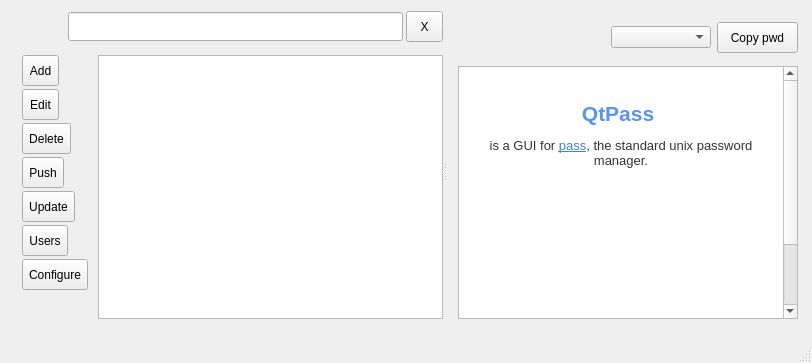
Above: mainwindow.ui from IJHack/QtPass before the change. Below: the same form after it.
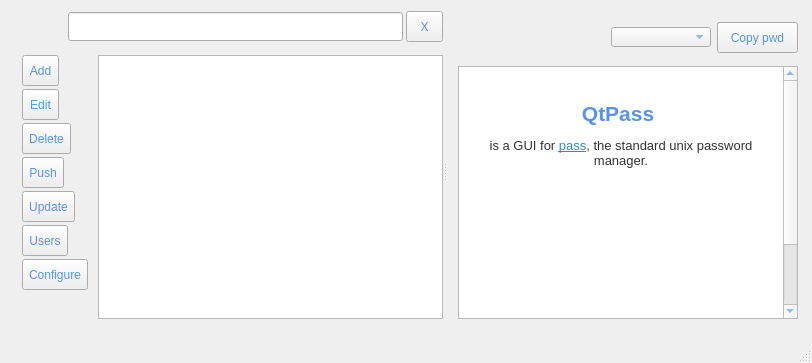
That is the form after the change. Icons and pictures are not drawn.

Commit message: a little bit more blues...

```diff
--- a/mainwindow.ui
+++ b/mainwindow.ui
@@ -16,7 +16,185 @@
   <property name="toolTip">
    <string/>
   </property>
+  <property name="styleSheet">
+   <string notr="true">QMainWindow { color: #5694f2;}</string>
+  </property>
   <widget class="QWidget" name="centralWidget">
+   <property name="palette">
+    <palette>
+     <active>
+      <colorrole role="WindowText">
+       <brush brushstyle="SolidPattern">
+        <color alpha="255">
+         <red>86</red>
+         <green>148</green>
+         <blue>242</blue>
+        </color>
+       </brush>
+      </colorrole>
+      <colorrole role="Text">
+       <brush brushstyle="SolidPattern">
+        <color alpha="255">
+         <red>86</red>
+         <green>148</green>
+         <blue>242</blue>
+        </color>
+       </brush>
+      </colorrole>
+      <colorrole role="ButtonText">
+       <brush brushstyle="SolidPattern">
+        <color alpha="255">
+         <red>86</red>
+         <green>148</green>
+         <blue>242</blue>
+        </color>
+       </brush>
+      </colorrole>
+      <colorrole role="Highlight">
+       <brush brushstyle="SolidPattern">
+        <color alpha="255">
+         <red>86</red>
+         <green>148</green>
+         <blue>242</blue>
+        </color>
+       </brush>
+      </colorrole>
+      <colorrole role="NoRole">
+       <brush brushstyle="SolidPattern">
+        <color alpha="255">
+         <red>86</red>
+         <green>148</green>
+         <blue>242</blue>
+        </color>
+       </brush>
+      </colorrole>
+      <colorrole role="ToolTipText">
+       <brush brushstyle="SolidPattern">
+        <color alpha="255">
+         <red>86</red>
+         <green>148</green>
+         <blue>242</blue>
+        </color>
+       </brush>
+      </colorrole>
+     </active>
+     <inactive>
+      <colorrole role="WindowText">
+       <brush brushstyle="SolidPattern">
+        <color alpha="255">
+         <red>86</red>
+         <green>148</green>
+         <blue>242</blue>
+        </color>
+       </brush>
+      </colorrole>
+      <colorrole role="Text">
+       <brush brushstyle="SolidPattern">
+        <color alpha="255">
+         <red>86</red>
+         <green>148</green>
+         <blue>242</blue>
+        </color>
+       </brush>
+      </colorrole>
+      <colorrole role="ButtonText">
+       <brush brushstyle="SolidPattern">
+        <color alpha="255">
+         <red>86</red>
+         <green>148</green>
+         <blue>242</blue>
+        </color>
+       </brush>
+      </colorrole>
+      <colorrole role="Highlight">
+       <brush brushstyle="SolidPattern">
+        <color alpha="255">
+         <red>86</red>
+         <green>148</green>
+         <blue>242</blue>
+        </color>
+       </brush>
+      </colorrole>
+      <colorrole role="NoRole">
+       <brush brushstyle="SolidPattern">
+        <color alpha="255">
+         <red>86</red>
+         <green>148</green>
+         <blue>242</blue>
+        </color>
+       </brush>
+      </colorrole>
+      <colorrole role="ToolTipText">
+       <brush brushstyle="SolidPattern">
+        <color alpha="255">
+         <red>86</red>
+         <green>148</green>
+         <blue>242</blue>
+        </color>
+       </brush>
+      </colorrole>
+     </inactive>
+     <disabled>
+      <colorrole role="WindowText">
+       <brush brushstyle="SolidPattern">
+        <color alpha="255">
+         <red>86</red>
+         <green>148</green>
+         <blue>242</blue>
+        </color>
+       </brush>
+      </colorrole>
+      <colorrole role="Text">
+       <brush brushstyle="SolidPattern">
+        <color alpha="255">
+         <red>86</red>
+         <green>148</green>
+         <blue>242</blue>
+        </color>
+       </brush>
+      </colorrole>
+      <colorrole role="ButtonText">
+       <brush brushstyle="SolidPattern">
+        <color alpha="255">
+         <red>86</red>
+         <green>148</green>
+         <blue>242</blue>
+        </color>
+       </brush>
+      </colorrole>
+      <colorrole role="Highlight">
+       <brush brushstyle="SolidPattern">
+        <color alpha="255">
+         <red>186</red>
+         <green>186</green>
+         <blue>186</blue>
+        </color>
+       </brush>
+      </colorrole>
+      <colorrole role="NoRole">
+       <brush brushstyle="SolidPattern">
+        <color alpha="255">
+         <red>0</red>
+         <green>0</green>
+         <blue>0</blue>
+        </color>
+       </brush>
+      </colorrole>
+      <colorrole role="ToolTipText">
+       <brush brushstyle="SolidPattern">
+        <color alpha="255">
+         <red>86</red>
+         <green>148</green>
+         <blue>242</blue>
+        </color>
+       </brush>
+      </colorrole>
+     </disabled>
+    </palette>
+   </property>
+   <property name="styleSheet">
+    <string notr="true">QWidget { color: #5694f2;}</string>
+   </property>
    <layout class="QVBoxLayout" name="verticalLayout_7">
     <item>
      <spacer name="verticalSpacer">
@@ -496,6 +674,154 @@
                  <height>10</height>
                 </size>
                </property>
+               <property name="palette">
+                <palette>
+                 <active>
+                  <colorrole role="WindowText">
+                   <brush brushstyle="SolidPattern">
+                    <color alpha="255">
+                     <red>86</red>
+                     <green>148</green>
+                     <blue>242</blue>
+                    </color>
+                   </brush>
+                  </colorrole>
+                  <colorrole role="Text">
+                   <brush brushstyle="SolidPattern">
+                    <color alpha="255">
+                     <red>86</red>
+                     <green>148</green>
+                     <blue>242</blue>
+                    </color>
+                   </brush>
+                  </colorrole>
+                  <colorrole role="ButtonText">
+                   <brush brushstyle="SolidPattern">
+                    <color alpha="255">
+                     <red>86</red>
+                     <green>148</green>
+                     <blue>242</blue>
+                    </color>
+                   </brush>
+                  </colorrole>
+                  <colorrole role="NoRole">
+                   <brush brushstyle="SolidPattern">
+                    <color alpha="255">
+                     <red>86</red>
+                     <green>148</green>
+                     <blue>242</blue>
+                    </color>
+                   </brush>
+                  </colorrole>
+                  <colorrole role="ToolTipText">
+                   <brush brushstyle="SolidPattern">
+                    <color alpha="255">
+                     <red>86</red>
+                     <green>148</green>
+                     <blue>242</blue>
+                    </color>
+                   </brush>
+                  </colorrole>
+                 </active>
+                 <inactive>
+                  <colorrole role="WindowText">
+                   <brush brushstyle="SolidPattern">
+                    <color alpha="255">
+                     <red>86</red>
+                     <green>148</green>
+                     <blue>242</blue>
+                    </color>
+                   </brush>
+                  </colorrole>
+                  <colorrole role="Text">
+                   <brush brushstyle="SolidPattern">
+                    <color alpha="255">
+                     <red>86</red>
+                     <green>148</green>
+                     <blue>242</blue>
+                    </color>
+                   </brush>
+                  </colorrole>
+                  <colorrole role="ButtonText">
+                   <brush brushstyle="SolidPattern">
+                    <color alpha="255">
+                     <red>86</red>
+                     <green>148</green>
+                     <blue>242</blue>
+                    </color>
+                   </brush>
+                  </colorrole>
+                  <colorrole role="NoRole">
+                   <brush brushstyle="SolidPattern">
+                    <color alpha="255">
+                     <red>86</red>
+                     <green>148</green>
+                     <blue>242</blue>
+                    </color>
+                   </brush>
+                  </colorrole>
+                  <colorrole role="ToolTipText">
+                   <brush brushstyle="SolidPattern">
+                    <color alpha="255">
+                     <red>86</red>
+                     <green>148</green>
+                     <blue>242</blue>
+                    </color>
+                   </brush>
+                  </colorrole>
+                 </inactive>
+                 <disabled>
+                  <colorrole role="WindowText">
+                   <brush brushstyle="SolidPattern">
+                    <color alpha="255">
+                     <red>86</red>
+                     <green>148</green>
+                     <blue>242</blue>
+                    </color>
+                   </brush>
+                  </colorrole>
+                  <colorrole role="Text">
+                   <brush brushstyle="SolidPattern">
+                    <color alpha="255">
+                     <red>86</red>
+                     <green>148</green>
+                     <blue>242</blue>
+                    </color>
+                   </brush>
+                  </colorrole>
+                  <colorrole role="ButtonText">
+                   <brush brushstyle="SolidPattern">
+                    <color alpha="255">
+                     <red>86</red>
+                     <green>148</green>
+                     <blue>242</blue>
+                    </color>
+                   </brush>
+                  </colorrole>
+                  <colorrole role="NoRole">
+                   <brush brushstyle="SolidPattern">
+                    <color alpha="255">
+                     <red>0</red>
+                     <green>0</green>
+                     <blue>0</blue>
+                    </color>
+                   </brush>
+                  </colorrole>
+                  <colorrole role="ToolTipText">
+                   <brush brushstyle="SolidPattern">
+                    <color alpha="255">
+                     <red>86</red>
+                     <green>148</green>
+                     <blue>242</blue>
+                    </color>
+                   </brush>
+                  </colorrole>
+                 </disabled>
+                </palette>
+               </property>
+               <property name="styleSheet">
+                <string notr="true">QComboBox { color: #5694f2; padding: 1px 0px 1px 3px;}</string>
+               </property>
               </widget>
              </item>
             </layout>
```
Left out of the diff: 93 changed lines with no effect on the pictures. The commit also changes 3 other files.
